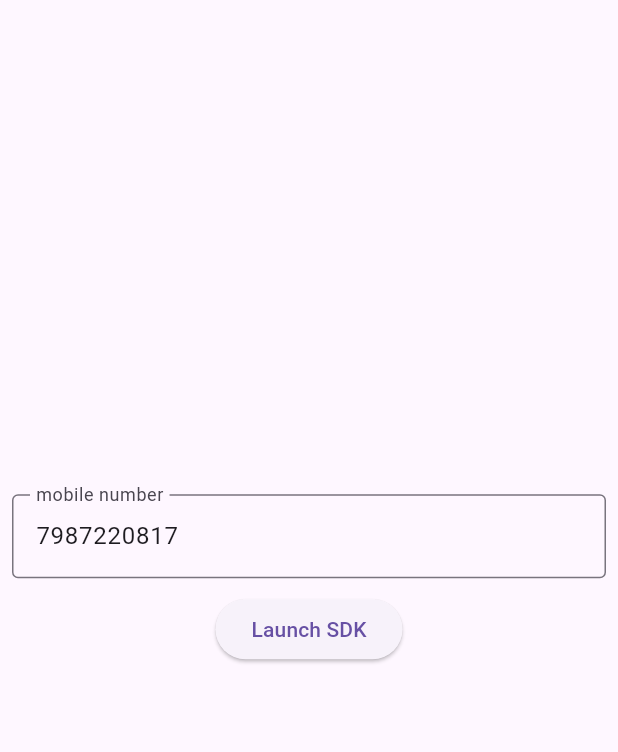
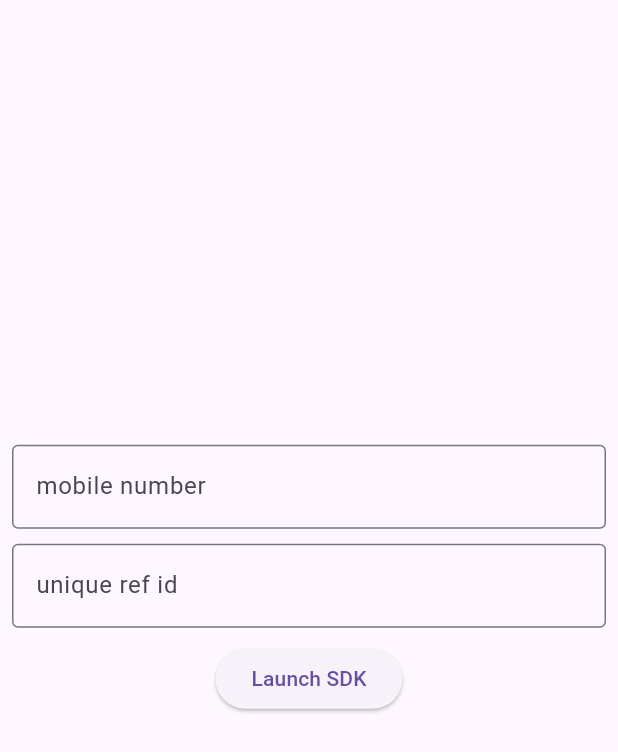
Before and after one commit to inifity-tech/pfm_flutter_sdk, a Flutter app: the screen it shows after launch, on a phone screen of 412 x 824 dp. Shown: the top 752 px of the screen. Run offline on Flutter 3.47's test engine with Material 3 defaults, Android fonts, the phone set to English and light mode, and no system bars; our stand-ins replace plugin_platform_interface; missing offline and left inert: flutter_inappwebview, pfm_sdk_flutter.

```diff
--- a/example/lib/main.dart
+++ b/example/lib/main.dart
@@ -1,9 +1,8 @@
 import 'dart:convert';
 
-import 'package:equal_sdk_flutter/equal_sdk_flutter.dart';
-import 'package:equal_sdk_flutter/model/equal_sdk_params.dart';
+import 'package:pfm_sdk_flutter/pfm_sdk_flutter.dart';
+import 'package:pfm_sdk_flutter/model/pfm_sdk_params.dart';
 import 'package:flutter/material.dart';
-import 'package:uuid/uuid.dart';
 import 'package:http/http.dart' as http;
 
 void main() async {
@@ -34,6 +33,7 @@ class HomePage extends StatefulWidget {
 
 class _HomePageState extends State<HomePage> {
   late TextEditingController _mobile_number;
+  late TextEditingController _refID;
 
   final ValueNotifier<dynamic> _sdkResponse = ValueNotifier('');
 
@@ -42,13 +42,13 @@ class _HomePageState extends State<HomePage> {
 
   String _getEqualDomain() => TEST_APP_URL;
 
-  Future<String?> getAccessToken(String mobile_number) async {
+  Future<String?> getAccessToken(String mobile_number, String refID) async {
     try {
 
       final String equalDomain = _getEqualDomain();
 
       final Map<String, Object> bodyParams = {
-        "reference_id": Uuid().v4(),
+        "reference_id": refID,
         "exchange_application_id": "pfm.equal.pidg_testing",
         "user_profile": {
           "mobile_number": mobile_number
@@ -89,7 +89,9 @@ class _HomePageState extends State<HomePage> {
   void initState() {
     super.initState();
     _mobile_number = TextEditingController(
-        text: '7987220817');
+        text: '');
+    _refID = TextEditingController(
+        text: '');
   }
 
   @override
@@ -107,13 +109,19 @@ class _HomePageState extends State<HomePage> {
                     label: Text("mobile number"), border: OutlineInputBorder()),
               ),
               const SizedBox(height: 10),
+              TextFormField(
+                controller: _refID,
+                decoration: const InputDecoration(
+                    label: Text("unique ref id"), border: OutlineInputBorder()),
+              ),
+              const SizedBox(height: 10),
               Center(
                 child: ElevatedButton(
                   onPressed: () async {
-                    String token = await getAccessToken(_mobile_number.text) ?? "";
-                    EqualSDK.instance.launchSDK(
+                    String token = await getAccessToken(_mobile_number.text, _refID.text) ?? "";
+                    PFMSDK.instance.launchSDK(
                       context: context,
-                      equalSdkConfig: EqualSDKConfig(
+                      pfmSdkConfig: PFMSDKConfig(
                         token: token,
                       ),
                       onSubmit: (data) {
--- a/example/pubspec.yaml
+++ b/example/pubspec.yaml
@@ -18,7 +18,7 @@ dependencies:
   flutter:
     sdk: flutter
 
-  equal_sdk_flutter:
+  pfm_sdk_flutter:
     # When depending on this package from a real application you should use:
     #   equal_sdk_flutter: ^x.y.z
     # See https://dart.dev/tools/pub/dependencies#version-constraints
```
